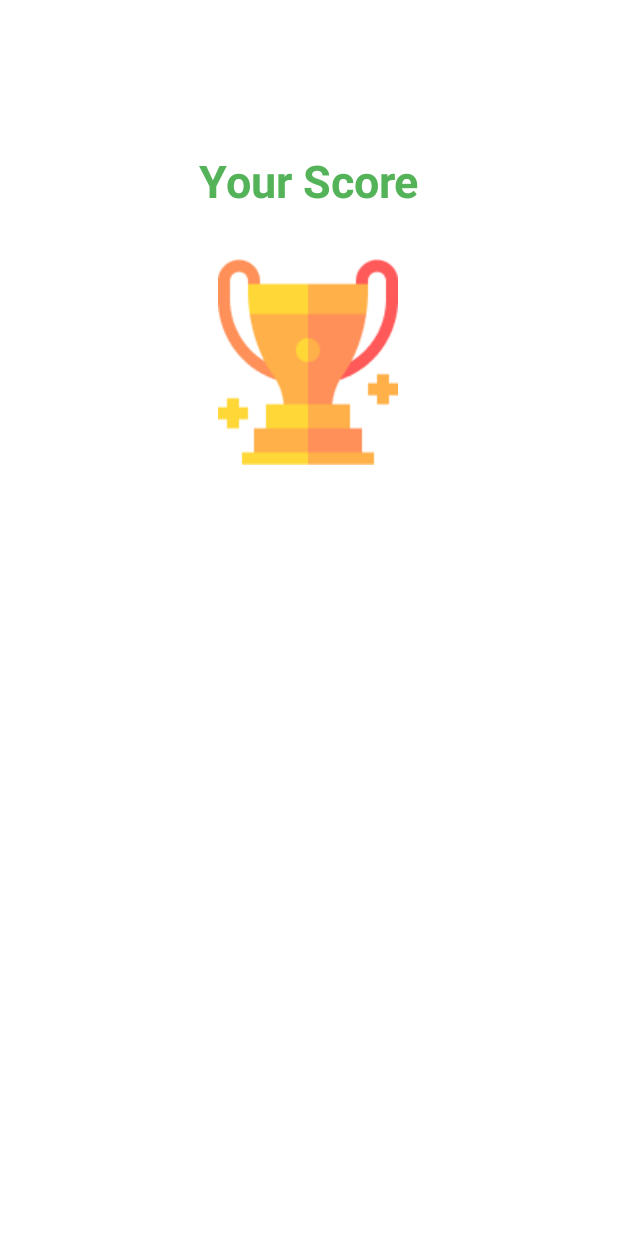
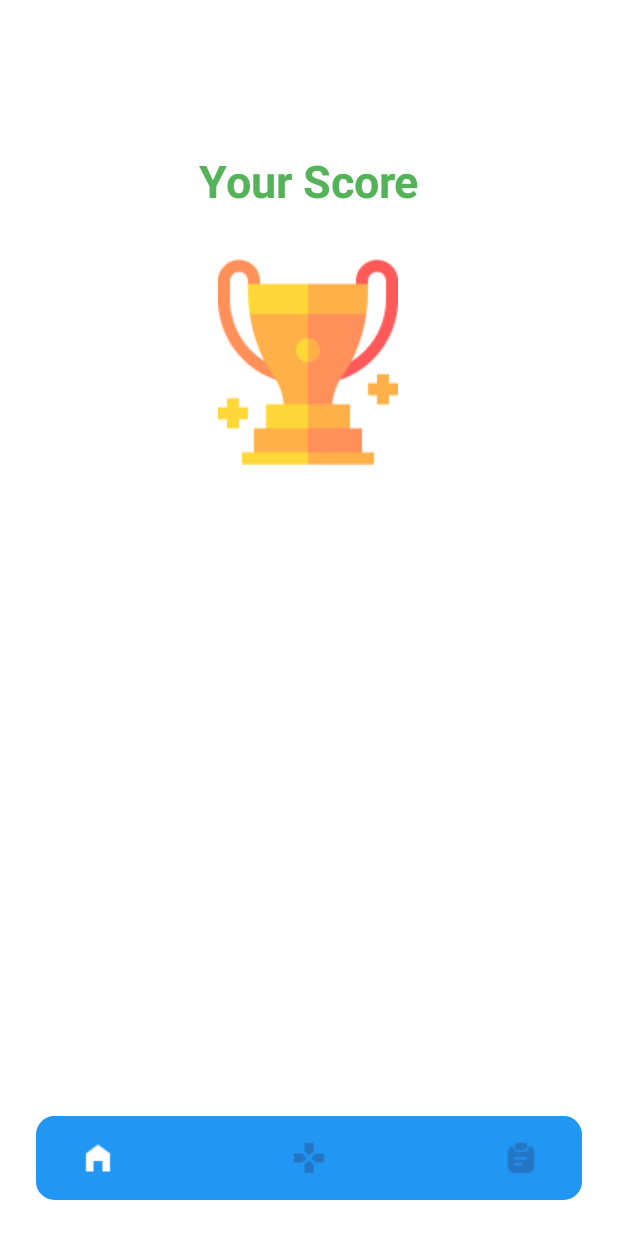
Before and after one commit to AhmedAbozaid9/College_Project, an Android app: the ScoreBoard screen opened directly, with no data from a screen before it, on a phone screen of 412 x 824 dp. Run offline under Robolectric (Android 15) with nearby library versions, the phone set to English and light mode, and no system bars.

Commit message:
adds navigation bar to all screens

```diff
--- a/app/src/main/java/com/example/myapplication/ScoreBoard.java
+++ b/app/src/main/java/com/example/myapplication/ScoreBoard.java
@@ -2,8 +2,11 @@ package com.example.myapplication;
 
 import androidx.appcompat.app.AppCompatActivity;
 
+import android.content.Intent;
 import android.os.Bundle;
+import android.view.View;
 import android.view.Window;
+import android.widget.ImageButton;
 
 import java.util.Objects;
 
@@ -17,5 +20,21 @@ public class ScoreBoard extends AppCompatActivity {
         Objects.requireNonNull(getSupportActionBar()).hide();
 
         setContentView(R.layout.activity_score_board);
+
+        //navigation
+        ImageButton history = (ImageButton) findViewById(R.id.history);
+        history.setOnClickListener(new View.OnClickListener() {
+            @Override
+            public void onClick(View view) {
+                Intent intent = new Intent(view.getContext(), ScoreBoard.class);
+                view.getContext().startActivity(intent);}
+        });
+        ImageButton home = (ImageButton) findViewById(R.id.home);
+        home.setOnClickListener(new View.OnClickListener() {
+            @Override
+            public void onClick(View view) {
+                Intent intent = new Intent(view.getContext(), History.class);
+                view.getContext().startActivity(intent);}
+        });
     }
 }
--- a/app/src/main/res/layout/activity_score_board.xml
+++ b/app/src/main/res/layout/activity_score_board.xml
@@ -31,4 +31,57 @@
         app:layout_constraintTop_toBottomOf="@+id/textView"
         app:srcCompat="@drawable/onboarding_image"
         tools:ignore="MissingConstraints" />
+    <LinearLayout
+        android:layout_width="match_parent"
+        android:layout_height="wrap_content"
+        android:layout_marginStart="24dp"
+        android:layout_marginEnd="24dp"
+        android:layout_marginBottom="24dp"
+        android:backgroundTint="#2196F3"
+        android:background="@drawable/shape"
+        android:orientation="horizontal"
+        android:padding="16dp"
+        app:layout_constraintBottom_toBottomOf="parent"
+        app:layout_constraintEnd_toEndOf="parent"
+        app:layout_constraintHorizontal_bias="0.0"
+        app:layout_constraintStart_toStartOf="parent"
+        android:id="@+id/linearLayout">
+
+        <ImageButton
+            android:id="@+id/home"
+            android:layout_width="wrap_content"
+            android:layout_height="wrap_content"
+            android:layout_weight="0.1"
+            android:background="@android:color/transparent"
+            app:srcCompat="@drawable/home"
+            tools:layout_conversion_absoluteHeight="24dp"
+            tools:layout_conversion_absoluteWidth="24dp"
+            tools:layout_editor_absoluteX="40dp"
+            tools:layout_editor_absoluteY="667dp" />
+
+        <ImageButton
+            android:id="@+id/score"
+            android:layout_width="wrap_content"
+            android:layout_height="wrap_content"
+            android:layout_weight="0.8"
+            android:background="@android:color/transparent"
+            app:srcCompat="@drawable/games"
+            tools:layout_conversion_absoluteHeight="24dp"
+            tools:layout_conversion_absoluteWidth="24dp"
+            tools:layout_editor_absoluteX="64dp"
+            tools:layout_editor_absoluteY="667dp" />
+
+        <ImageButton
+            android:id="@+id/history"
+            android:layout_width="wrap_content"
+            android:layout_height="wrap_content"
+            android:layout_weight="0.1"
+            android:background="@android:color/transparent"
+            app:srcCompat="@drawable/clipboard_text"
+            tools:layout_conversion_absoluteHeight="24dp"
+            tools:layout_conversion_absoluteWidth="24dp"
+            tools:layout_editor_absoluteX="88dp"
+            tools:layout_editor_absoluteY="667dp" />
+    </LinearLayout>
+
 </androidx.constraintlayout.widget.ConstraintLayout>
```
Also changed, not shown: app/src/main/java/com/example/myapplication/History.java (+19 -0 lines), app/src/main/res/layout/activity_history.xml (+5 -5 lines).
